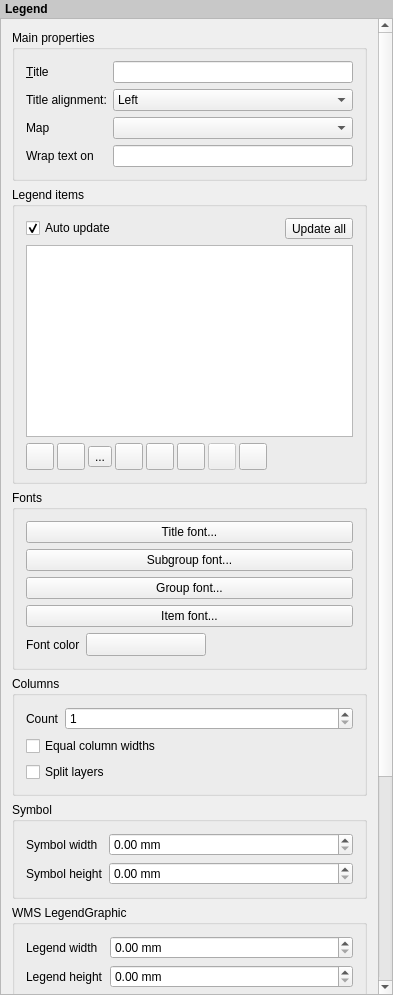
First picture: the form in src/ui/qgscomposerlegendwidgetbase.ui, repository qgis/QGIS, before the edit.
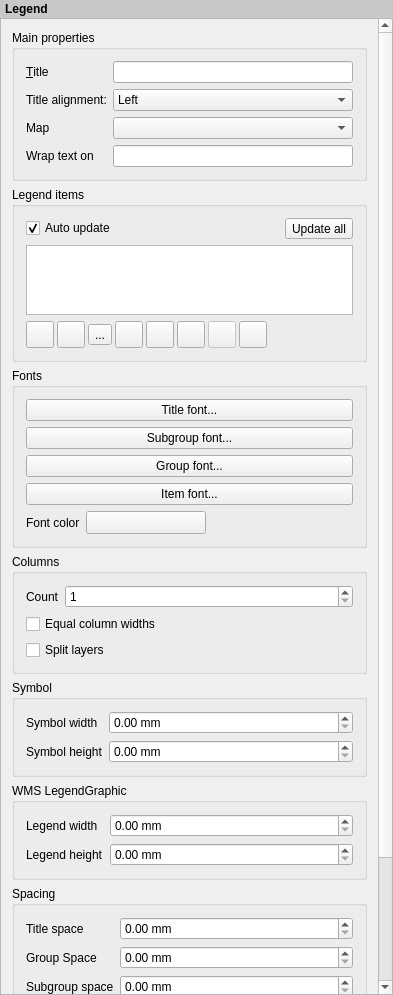
Second picture: the form after the edit. Icons and pictures are not drawn. Custom widgets are drawn as their Qt base class.

Commit message:
Set labels in composer legend properties to not be wraped
fix 10498

What changed in the file:
```diff
--- a/src/ui/qgscomposerlegendwidgetbase.ui
+++ b/src/ui/qgscomposerlegendwidgetbase.ui
@@ -87,7 +87,7 @@
              <string>&amp;Title</string>
             </property>
             <property name="wordWrap">
-             <bool>true</bool>
+             <bool>false</bool>
             </property>
             <property name="buddy">
              <cstring>mTitleLineEdit</cstring>
@@ -103,7 +103,7 @@
              <string>Map</string>
             </property>
             <property name="wordWrap">
-             <bool>true</bool>
+             <bool>false</bool>
             </property>
            </widget>
           </item>
@@ -116,7 +116,7 @@
              <string>Wrap text on</string>
             </property>
             <property name="wordWrap">
-             <bool>true</bool>
+             <bool>false</bool>
             </property>
            </widget>
           </item>
@@ -581,7 +581,7 @@
              <string>Symbol width</string>
             </property>
             <property name="wordWrap">
-             <bool>true</bool>
+             <bool>false</bool>
             </property>
            </widget>
           </item>
@@ -604,7 +604,7 @@
              <string>Symbol height</string>
             </property>
             <property name="wordWrap">
-             <bool>true</bool>
+             <bool>false</bool>
             </property>
            </widget>
           </item>
@@ -651,7 +651,7 @@
              <string>Legend width</string>
             </property>
             <property name="wordWrap">
-             <bool>true</bool>
+             <bool>false</bool>
             </property>
            </widget>
           </item>
@@ -677,7 +677,7 @@
              <string>Legend height</string>
             </property>
             <property name="wordWrap">
-             <bool>true</bool>
+             <bool>false</bool>
             </property>
            </widget>
           </item>
@@ -730,7 +730,7 @@
              <string>Group Space</string>
             </property>
             <property name="wordWrap">
-             <bool>true</bool>
+             <bool>false</bool>
             </property>
            </widget>
           </item>
@@ -753,7 +753,7 @@
              <string>Subgroup space</string>
             </property>
             <property name="wordWrap">
-             <bool>true</bool>
+             <bool>false</bool>
             </property>
            </widget>
           </item>
@@ -776,7 +776,7 @@
              <string>Symbol space</string>
             </property>
             <property name="wordWrap">
-             <bool>true</bool>
+             <bool>false</bool>
             </property>
            </widget>
           </item>
@@ -799,7 +799,7 @@
              <string>Icon label space</string>
             </property>
             <property name="wordWrap">
-             <bool>true</bool>
+             <bool>false</bool>
             </property>
            </widget>
           </item>
@@ -819,7 +819,7 @@
              <string>Box space</string>
             </property>
             <property name="wordWrap">
-             <bool>true</bool>
+             <bool>false</bool>
             </property>
            </widget>
           </item>
```
